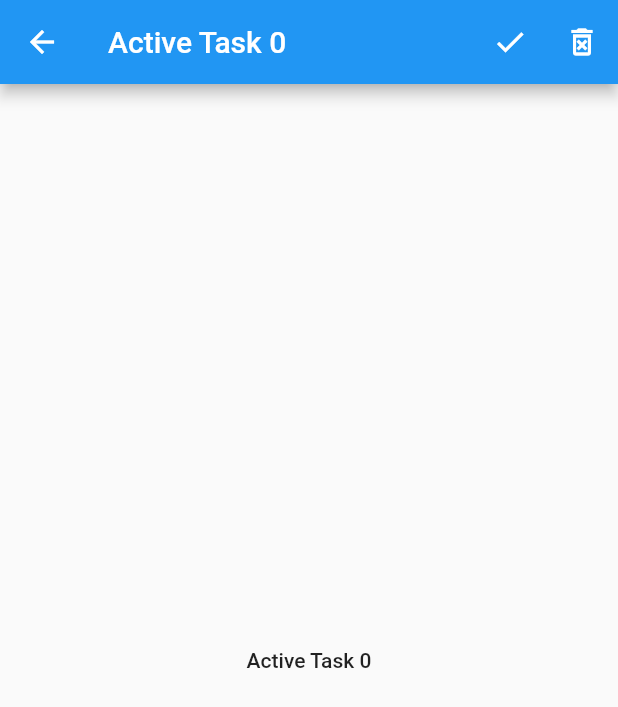
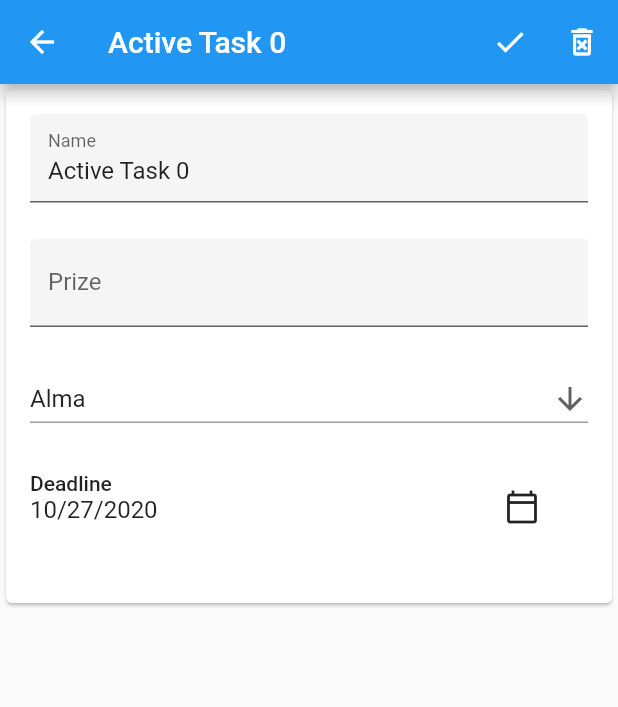
Before and after one commit to szead/kids_task_tracker, a Flutter app: the screen it shows after launch, after a tap on an icon or button, on a phone screen of 412 x 824 dp. Shown: the top 707 px of the screen. Run offline on Flutter 3.47's test engine with Material 2 defaults, Android fonts, the phone set to English and light mode, and no system bars.

Commit message:
Update edit detail screen

```diff
--- a/lib/edit_detail_screen.dart
+++ b/lib/edit_detail_screen.dart
@@ -1,34 +1,188 @@
 import 'package:flutter/material.dart';
+import 'package:intl/intl.dart' as intl;
 
-class EditDetailScreen extends StatelessWidget {
+class EditDetailScreen extends StatefulWidget {
   final List<String> items;
-  final int i;
+  final int index;
 
-  const EditDetailScreen({Key key, this.items, this.i}) : super(key: key);
+  EditDetailScreen({Key key, this.items, this.index}) : super(key: key);
+
+  _EditDetailScreenState createState() => _EditDetailScreenState();
+}
+
+class _EditDetailScreenState extends State<EditDetailScreen> {
+  final _formKey = GlobalKey<FormState>();
+  String taskName = '';
+  String description = '';
+  DateTime date = DateTime.now();
+  double maxValue = 0;
+  bool brushedTeeth = false;
+  bool enableFeature = false;
+  String dropdownValue = 'Alma';
 
   @override
   Widget build(BuildContext context) {
     return Scaffold(
       appBar: AppBar(
-        title: Text(items[i]),
+        title: Text(widget.items[widget.index]),
         actions: [
           IconButton(icon: Icon(Icons.check), onPressed: () {}),
           IconButton(
               icon: Icon(Icons.delete_forever_outlined),
               onPressed: () {
-                items.removeAt(i);
+                widget.items.removeAt(widget.index);
                 Navigator.pop(context);
               }),
         ],
       ),
-      body: Center(
-        child: FlatButton(
-          child: Text(items[i]),
-          onPressed: () {
-            Navigator.pop(context, items);
-          },
+      body: Form(
+        key: _formKey,
+        child: Scrollbar(
+          child: Align(
+            alignment: Alignment.topCenter,
+            child: Card(
+              child: SingleChildScrollView(
+                padding: EdgeInsets.all(16),
+                child: ConstrainedBox(
+                  constraints: BoxConstraints(maxWidth: 400),
+                  child: Column(
+                    mainAxisAlignment: MainAxisAlignment.center,
+                    crossAxisAlignment: CrossAxisAlignment.center,
+                    children: [
+                      ...[
+                        TextFormField(
+                          decoration: InputDecoration(
+                            filled: true,
+                            hintText: 'Enter a task name...',
+                            labelText: 'Name',
+                          ),
+                          initialValue: widget.items[widget.index],
+                          onChanged: (value) {
+                            setState(() {
+                              taskName = value;
+                            });
+                          },
+                        ),
+                        TextFormField(
+                          decoration: InputDecoration(
+                            // border: const OutlineInputBorder(),
+                            filled: true,
+                            hintText: 'Enter a prize...',
+                            labelText: 'Prize',
+                          ),
+                          onChanged: (value) {
+                            description = value;
+                          },
+                          // maxLines: 5,
+                        ),
+                        DropdownButton<String>(
+                          value: dropdownValue,
+                          icon: Icon(Icons.arrow_downward),
+                          isExpanded: true,
+                          // iconSize: 24,
+                          // elevation: 16,
+                          // style: TextStyle(color: Colors.deepPurple),
+                          underline: Container(
+                            height: 1,
+                            color: Colors.grey,
+                          ),
+                          onChanged: (String newValue) {
+                            setState(() {
+                              dropdownValue = newValue;
+                            });
+                          },
+                          items: <String>['Alma', 'Two', 'Free', 'Four']
+                              .map<DropdownMenuItem<String>>((String value) {
+                            return DropdownMenuItem<String>(
+                              value: value,
+                              child: Text(value),
+                            );
+                          }).toList(),
+                        ),
+                        _FormDatePicker(
+                          date: date,
+                          onChanged: (value) {
+                            setState(() {
+                              date = value;
+                            });
+                          },
+                        ),
+                      ].expand(
+                        (widget) => [
+                          widget,
+                          SizedBox(
+                            height: 24,
+                          )
+                        ],
+                      )
+                    ],
+                  ),
+                ),
+              ),
+            ),
+          ),
         ),
       ),
+
+      // onPressed: () {
+      // Navigator.pop(context, items);
     );
   }
 }
+
+class _FormDatePicker extends StatefulWidget {
+  final DateTime date;
+  final ValueChanged onChanged;
+
+  _FormDatePicker({
+    this.date,
+    this.onChanged,
+  });
+
+  @override
+  _FormDatePickerState createState() => _FormDatePickerState();
+}
+
+class _FormDatePickerState extends State<_FormDatePicker> {
+  @override
+  Widget build(BuildContext context) {
+    return Row(
+      crossAxisAlignment: CrossAxisAlignment.start,
+      mainAxisAlignment: MainAxisAlignment.spaceBetween,
+      children: [
+        Column(
+          crossAxisAlignment: CrossAxisAlignment.start,
+          mainAxisAlignment: MainAxisAlignment.spaceAround,
+          children: [
+            Text(
+              'Deadline',
+              style: Theme.of(context).textTheme.bodyText1,
+            ),
+            Text(
+              intl.DateFormat.yMd().format(widget.date),
+              style: Theme.of(context).textTheme.subtitle1,
+            ),
+          ],
+        ),
+        FlatButton(
+          child: Icon(Icons.calendar_today_outlined),
+          onPressed: () async {
+            var newDate = await showDatePicker(
+              context: context,
+              initialDate: widget.date,
+              firstDate: DateTime(1900),
+              lastDate: DateTime(2100),
+            );
+
+            // Don't change the date if the date picker returns null.
+            if (newDate == null) {
+              return;
+            }
+
+            widget.onChanged(newDate);
+          },
+        )
+      ],
+    );
+  }
+}
--- a/lib/task_list_page.dart
+++ b/lib/task_list_page.dart
@@ -82,7 +82,7 @@ class _TasksListPageState extends State<TasksListPage> {
                           Navigator.push(context,
                               MaterialPageRoute(builder: (context) {
                             return EditDetailScreen(
-                                items: activeItems, i: index);
+                                items: activeItems, index: index);
                           })).then((value) => setState(() {}));
                         },
                         leading: Icon(Icons.home),
--- a/pubspec.yaml
+++ b/pubspec.yaml
@@ -28,7 +28,7 @@ dependencies:
   # The following adds the Cupertino Icons font to your application.
   # Use with the CupertinoIcons class for iOS style icons.
   cupertino_icons: ^1.0.0
-
+  intl: any
 dev_dependencies:
   flutter_test:
     sdk: flutter
```
Also changed, not shown: pubspec.lock.
